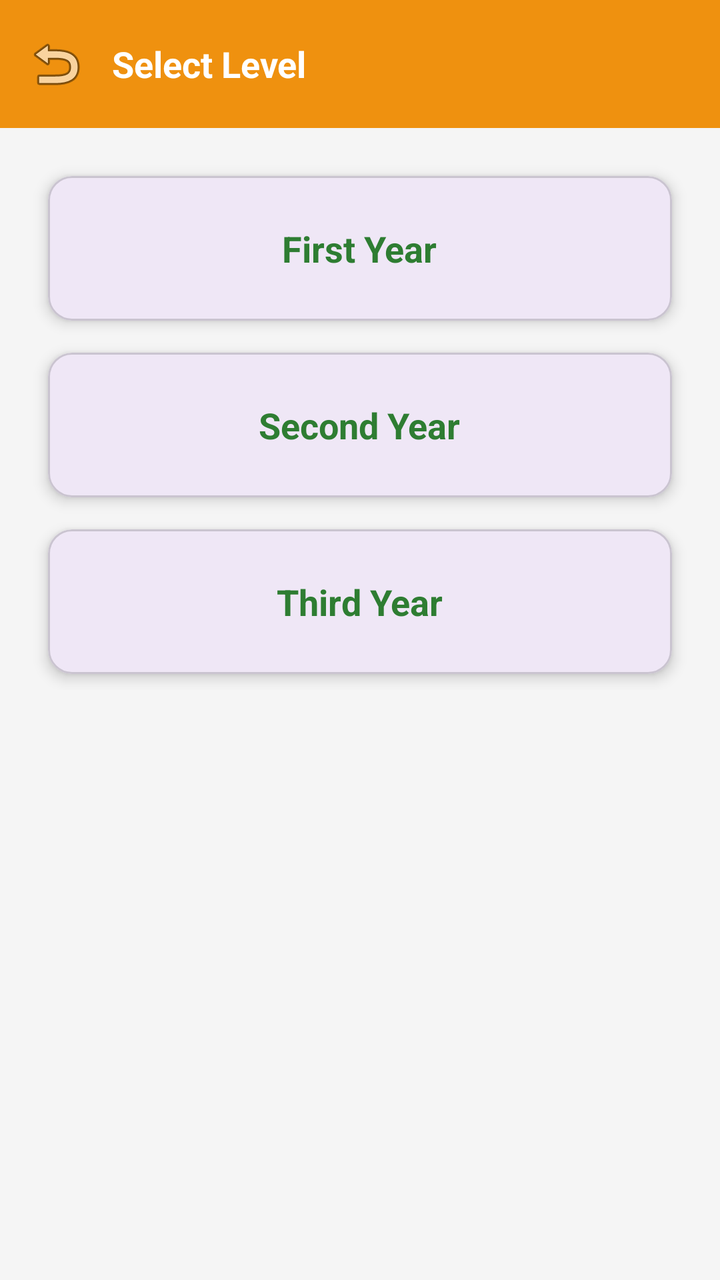
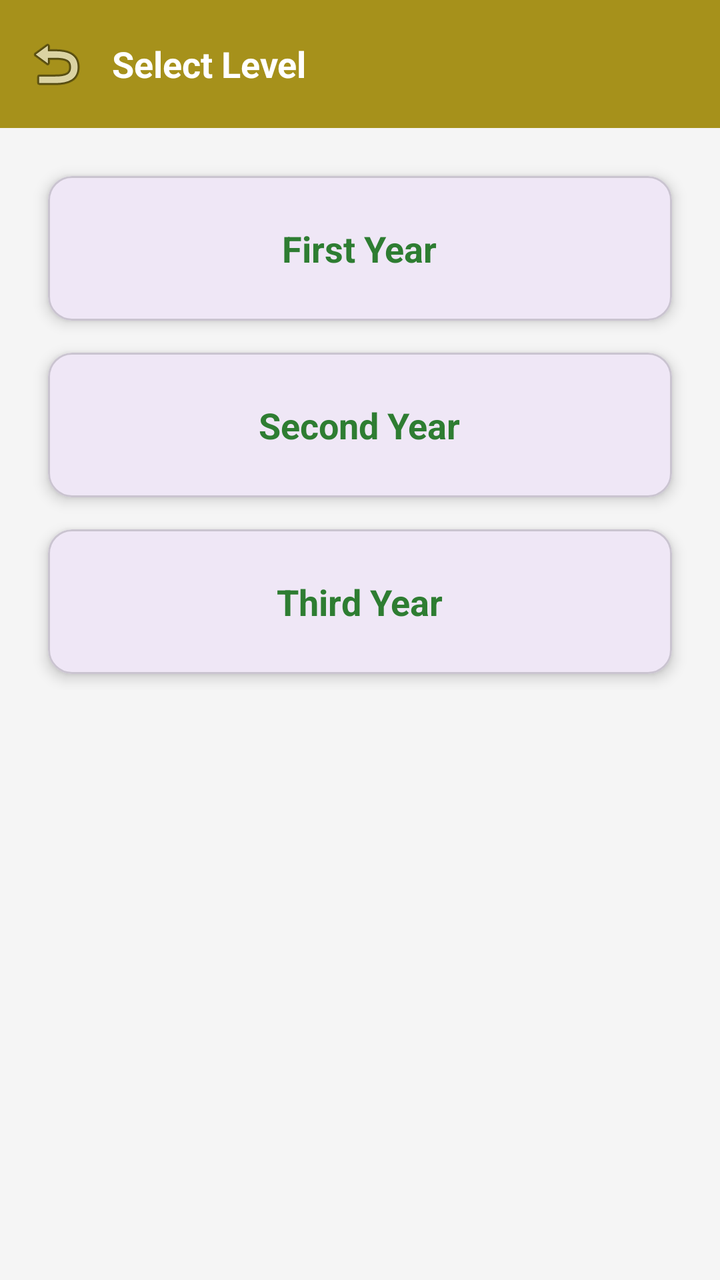

Compare the two renders of this Android layout. The source of the first and the diff that turns it into the second are given below.
<!-- AndroidManifest.xml: application theme Theme.Academic_Vault -->
<!-- res/layout/activity_course_levels.xml -->
<?xml version="1.0" encoding="utf-8"?>
<androidx.coordinatorlayout.widget.CoordinatorLayout
    xmlns:android="http://schemas.android.com/apk/res/android"
    xmlns:app="http://schemas.android.com/apk/res-auto"
    android:layout_width="match_parent"
    android:layout_height="match_parent"
    android:background="#F5F5F5">

    <com.google.android.material.appbar.AppBarLayout
        android:layout_width="match_parent"
        android:layout_height="wrap_content">

        <androidx.appcompat.widget.Toolbar
            android:id="@+id/toolbar"
            android:layout_width="match_parent"
            android:layout_height="?attr/actionBarSize"
            android:background="#EF910F"
            app:navigationIcon="@android:drawable/ic_menu_revert">

            <TextView
                android:id="@+id/toolbar_title"
                android:layout_width="wrap_content"
                android:layout_height="wrap_content"
                android:text="Select Level"
                android:textColor="@android:color/white"
                android:textSize="18sp"
                android:textStyle="bold" />

        </androidx.appcompat.widget.Toolbar>
    </com.google.android.material.appbar.AppBarLayout>

    <androidx.core.widget.NestedScrollView
        android:layout_width="match_parent"
        android:layout_height="match_parent"
        app:layout_behavior="@string/appbar_scrolling_view_behavior">

        <LinearLayout
            android:layout_width="match_parent"
            android:layout_height="wrap_content"
            android:orientation="vertical"
            android:padding="16dp">

            <com.google.android.material.card.MaterialCardView
                android:id="@+id/cardFirstYear"
                android:layout_width="match_parent"
                android:layout_height="wrap_content"
                android:layout_margin="8dp"
                app:cardCornerRadius="12dp"
                app:cardElevation="4dp"
                android:clickable="true"
                android:focusable="true">

                <LinearLayout
                    android:layout_width="match_parent"
                    android:layout_height="wrap_content"
                    android:gravity="center"
                    android:padding="24dp">
                    <TextView
                        android:layout_width="wrap_content"
                        android:layout_height="wrap_content"
                        android:text="First Year"
                        android:textSize="18sp"
                        android:textStyle="bold"
                        android:textColor="#2E7D32"/>
                </LinearLayout>
            </com.google.android.material.card.MaterialCardView>

            <com.google.android.material.card.MaterialCardView
                android:id="@+id/cardSecondYear"
                android:layout_width="match_parent"
                android:layout_height="wrap_content"
                android:layout_margin="8dp"
                app:cardCornerRadius="12dp"
                app:cardElevation="4dp"
                android:clickable="true"
                android:focusable="true">

                <LinearLayout
                    android:layout_width="match_parent"
                    android:layout_height="wrap_content"
                    android:gravity="center"
                    android:padding="24dp">
                    <TextView
                        android:layout_width="wrap_content"
                        android:layout_height="wrap_content"
                        android:text="Second Year"
                        android:textSize="18sp"
                        android:textStyle="bold"
                        android:textColor="#2E7D32"/>
                </LinearLayout>
            </com.google.android.material.card.MaterialCardView>

            <com.google.android.material.card.MaterialCardView
                android:id="@+id/cardThirdYear"
                android:layout_width="match_parent"
                android:layout_height="wrap_content"
                android:layout_margin="8dp"
                app:cardCornerRadius="12dp"
                app:cardElevation="4dp"
                android:clickable="true"
                android:focusable="true">

                <LinearLayout
                    android:layout_width="match_parent"
                    android:layout_height="wrap_content"
                    android:gravity="center"
                    android:padding="24dp">
                    <TextView
                        android:layout_width="wrap_content"
                        android:layout_height="wrap_content"
                        android:text="Third Year"
                        android:textSize="18sp"
                        android:textStyle="bold"
                        android:textColor="#2E7D32"/>
                </LinearLayout>
            </com.google.android.material.card.MaterialCardView>

        </LinearLayout>
    </androidx.core.widget.NestedScrollView>

</androidx.coordinatorlayout.widget.CoordinatorLayout>
<!-- resources referenced by this layout -->
<resources>
  <style name="Theme.Academic_Vault" parent="Base.Theme.Academic_Vault" />
  <style name="Base.Theme.Academic_Vault" parent="Theme.Material3.DayNight.NoActionBar">
          
          
      </style>
</resources>

<!-- the commit's change to res/layout/activity_course_levels.xml (unified diff, before → after) -->
@@ -14,7 +14,7 @@
             android:id="@+id/toolbar"
             android:layout_width="match_parent"
             android:layout_height="?attr/actionBarSize"
-            android:background="#EF910F"
+            android:background="#A6911B"
             app:navigationIcon="@android:drawable/ic_menu_revert">
 
             <TextView
